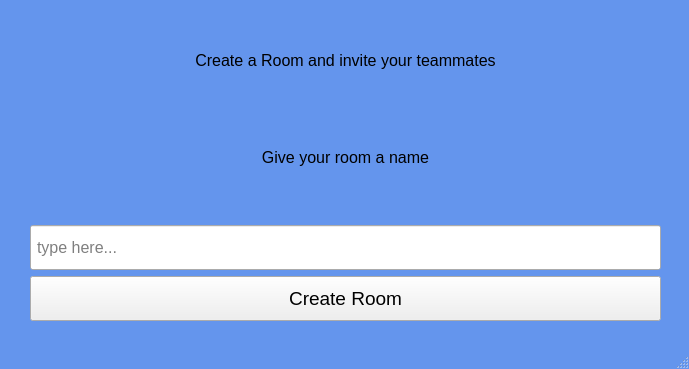
First picture: the form in create_room.ui, repository amxnese/DevCollab, before the edit.
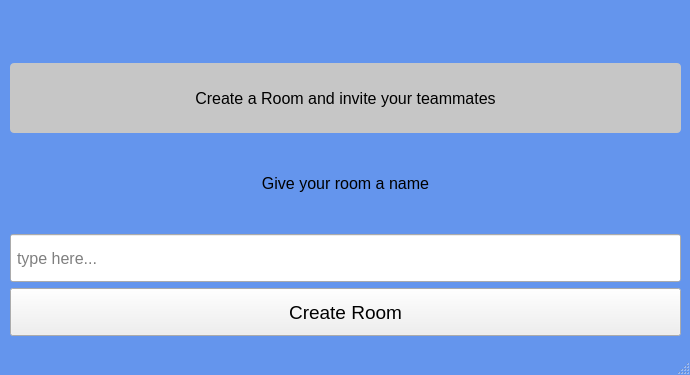
Second picture: the form after the edit.

Patch:
```diff
--- a/create_room.ui
+++ b/create_room.ui
@@ -6,8 +6,8 @@
    <rect>
     <x>0</x>
     <y>0</y>
-    <width>689</width>
-    <height>369</height>
+    <width>690</width>
+    <height>375</height>
    </rect>
   </property>
   <property name="windowTitle">
@@ -22,10 +22,10 @@
    <widget class="QWidget" name="layoutWidget">
     <property name="geometry">
      <rect>
-      <x>30</x>
-      <y>30</y>
-      <width>631</width>
-      <height>291</height>
+      <x>10</x>
+      <y>50</y>
+      <width>671</width>
+      <height>301</height>
      </rect>
     </property>
     <layout class="QVBoxLayout" name="Layout">
@@ -34,7 +34,7 @@
        <property name="maximumSize">
         <size>
          <width>16777215</width>
-         <height>60</height>
+         <height>70</height>
         </size>
        </property>
        <property name="font">
@@ -44,6 +44,7 @@
        </property>
        <property name="styleSheet">
         <string notr="true">#main_label{
+	background-color: rgb(198, 198, 198);
 	border-radius: 4px;
 }</string>
        </property>
@@ -57,6 +58,12 @@
      </item>
      <item>
       <widget class="QLabel" name="name_label">
+       <property name="maximumSize">
+        <size>
+         <width>16777215</width>
+         <height>63</height>
+        </size>
+       </property>
        <property name="font">
         <font>
          <pointsize>12</pointsize>
@@ -80,7 +87,7 @@
          <property name="minimumSize">
           <size>
            <width>0</width>
-           <height>45</height>
+           <height>48</height>
           </size>
          </property>
          <property name="font">
@@ -118,7 +125,7 @@
          <property name="minimumSize">
           <size>
            <width>0</width>
-           <height>45</height>
+           <height>48</height>
           </size>
          </property>
          <property name="font">
```
Left out of the diff: 2 changed lines with no effect on the pictures.
